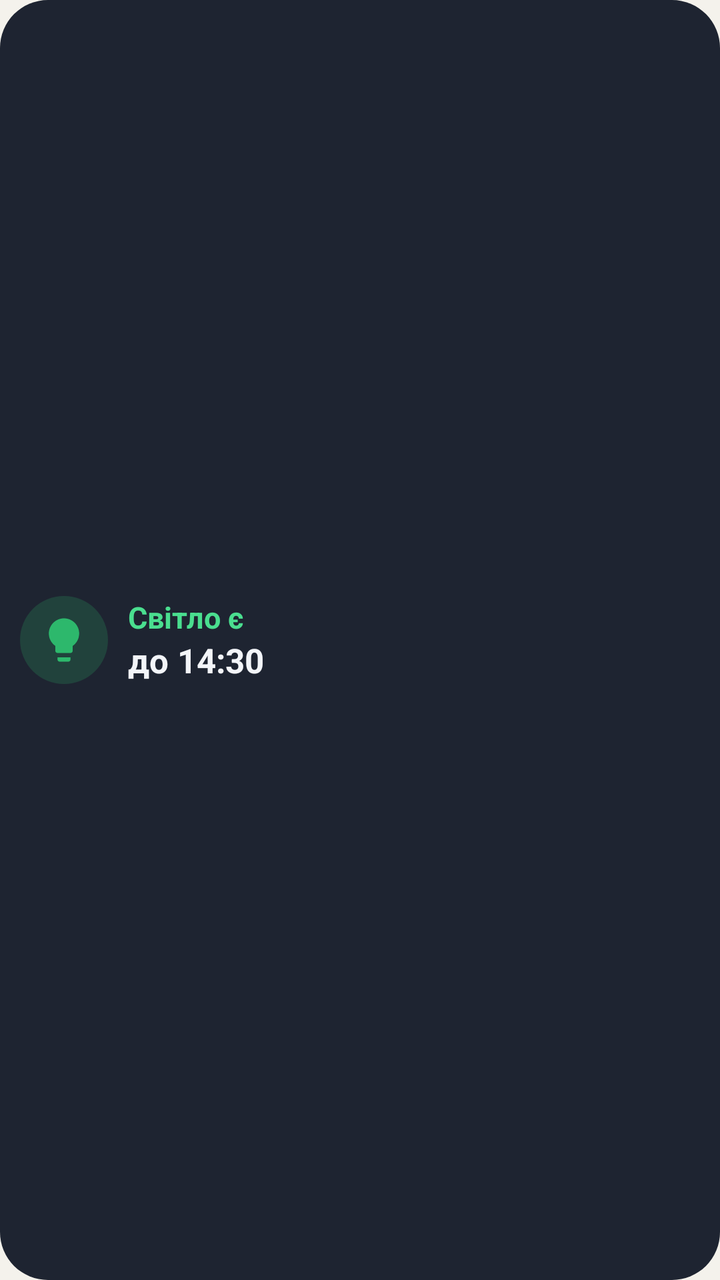
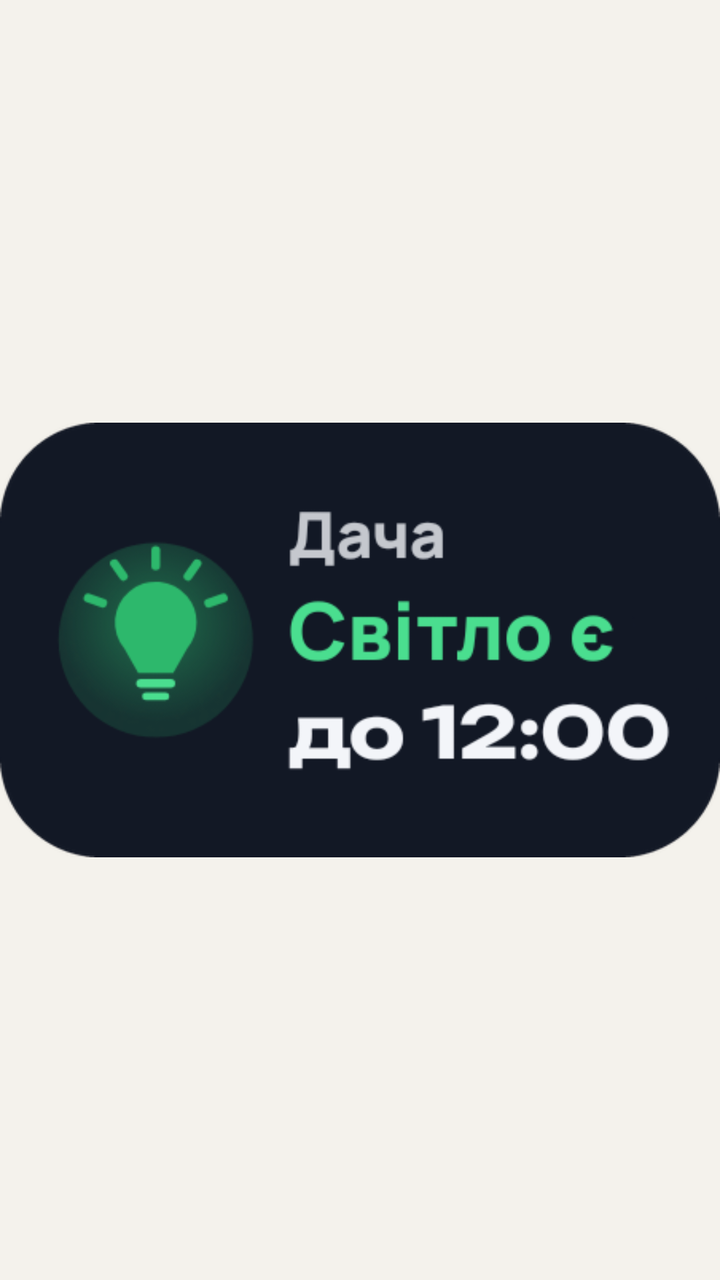

Before-and-after screenshots of an Android layout around one commit, followed by the original layout XML and the change that was made.
<!-- AndroidManifest.xml: application theme Theme.Svitlo -->
<!-- res/layout/widget_preview.xml -->
<?xml version="1.0" encoding="utf-8"?>
<LinearLayout xmlns:android="http://schemas.android.com/apk/res/android"
    android:layout_width="match_parent"
    android:layout_height="match_parent"
    android:background="@drawable/widget_preview"
    android:gravity="center_vertical"
    android:orientation="horizontal"
    android:padding="10dp">
    <ImageView
        android:layout_width="44dp"
        android:layout_height="44dp"
        android:background="@drawable/widget_preview_disc"
        android:importantForAccessibility="no"
        android:padding="9dp"
        android:src="@drawable/ic_bulb" />
    <LinearLayout
        android:layout_width="wrap_content"
        android:layout_height="wrap_content"
        android:layout_marginStart="10dp"
        android:orientation="vertical">
        <TextView
            android:layout_width="wrap_content"
            android:layout_height="wrap_content"
            android:text="Світло є"
            android:textColor="#FF4ADE8F"
            android:textSize="15sp"
            android:textStyle="bold" />
        <TextView
            android:layout_width="wrap_content"
            android:layout_height="wrap_content"
            android:text="до 14:30"
            android:textColor="#FFF3F5F9"
            android:textSize="17sp"
            android:textStyle="bold" />
    </LinearLayout>
</LinearLayout>
<!-- resources referenced by this layout -->
<resources>
  <!-- drawable ic_bulb (drawable) -->
  <?xml version="1.0" encoding="utf-8"?>
  <vector xmlns:android="http://schemas.android.com/apk/res/android"
      android:width="24dp" android:height="24dp" android:viewportWidth="24" android:viewportHeight="24">
      <path android:fillColor="#FF2DB86C"
          android:pathData="M9,21c0,0.55 0.45,1 1,1h4c0.55,0 1,-0.45 1,-1v-1L9,20v1zM12,2C8.14,2 5,5.14 5,9c0,2.38 1.19,4.47 3,5.74L8,17c0,0.55 0.45,1 1,1h6c0.55,0 1,-0.45 1,-1v-2.26c1.81,-1.27 3,-3.36 3,-5.74 0,-3.86 -3.14,-7 -7,-7z" />
  </vector>
  <!-- drawable widget_preview (drawable) -->
  <?xml version="1.0" encoding="utf-8"?>
  <shape xmlns:android="http://schemas.android.com/apk/res/android" android:shape="rectangle">
      <solid android:color="#F0121826" />
      <corners android:radius="24dp" />
  </shape>
  <!-- drawable widget_preview_disc (drawable) -->
  <?xml version="1.0" encoding="utf-8"?>
  <shape xmlns:android="http://schemas.android.com/apk/res/android" android:shape="oval">
      <solid android:color="#332DB86C" />
  </shape>
  <style name="Theme.Svitlo" parent="@android:style/Theme.DeviceDefault.Light.NoActionBar">
          <item name="android:windowBackground">#FFF4F2EC</item>
          <item name="android:colorAccent">#FFF5B000</item>
      </style>
</resources>

<!-- the commit's change to res/layout/widget_preview.xml (unified diff, before → after) -->
@@ -1,36 +1,7 @@
 <?xml version="1.0" encoding="utf-8"?>
-<LinearLayout xmlns:android="http://schemas.android.com/apk/res/android"
+<ImageView xmlns:android="http://schemas.android.com/apk/res/android"
     android:layout_width="match_parent"
     android:layout_height="match_parent"
-    android:background="@drawable/widget_preview"
-    android:gravity="center_vertical"
-    android:orientation="horizontal"
-    android:padding="10dp">
-    <ImageView
-        android:layout_width="44dp"
-        android:layout_height="44dp"
-        android:background="@drawable/widget_preview_disc"
-        android:importantForAccessibility="no"
-        android:padding="9dp"
-        android:src="@drawable/ic_bulb" />
-    <LinearLayout
-        android:layout_width="wrap_content"
-        android:layout_height="wrap_content"
-        android:layout_marginStart="10dp"
-        android:orientation="vertical">
-        <TextView
-            android:layout_width="wrap_content"
-            android:layout_height="wrap_content"
-            android:text="Світло є"
-            android:textColor="#FF4ADE8F"
-            android:textSize="15sp"
-            android:textStyle="bold" />
-        <TextView
-            android:layout_width="wrap_content"
-            android:layout_height="wrap_content"
-            android:text="до 14:30"
-            android:textColor="#FFF3F5F9"
-            android:textSize="17sp"
-            android:textStyle="bold" />
-    </LinearLayout>
-</LinearLayout>
+    android:importantForAccessibility="no"
+    android:scaleType="fitCenter"
+    android:src="@drawable/widget_preview_img" />
<!-- resource entries referenced after the edit -->
@@ -1,23 +1,6 @@
 <!-- resources referenced by this layout -->
 <resources>
-  <!-- drawable ic_bulb (drawable) -->
-  <?xml version="1.0" encoding="utf-8"?>
-  <vector xmlns:android="http://schemas.android.com/apk/res/android"
-      android:width="24dp" android:height="24dp" android:viewportWidth="24" android:viewportHeight="24">
-      <path android:fillColor="#FF2DB86C"
-          android:pathData="M9,21c0,0.55 0.45,1 1,1h4c0.55,0 1,-0.45 1,-1v-1L9,20v1zM12,2C8.14,2 5,5.14 5,9c0,2.38 1.19,4.47 3,5.74L8,17c0,0.55 0.45,1 1,1h6c0.55,0 1,-0.45 1,-1v-2.26c1.81,-1.27 3,-3.36 3,-5.74 0,-3.86 -3.14,-7 -7,-7z" />
-  </vector>
-  <!-- drawable widget_preview (drawable) -->
-  <?xml version="1.0" encoding="utf-8"?>
-  <shape xmlns:android="http://schemas.android.com/apk/res/android" android:shape="rectangle">
-      <solid android:color="#F0121826" />
-      <corners android:radius="24dp" />
-  </shape>
-  <!-- drawable widget_preview_disc (drawable) -->
-  <?xml version="1.0" encoding="utf-8"?>
-  <shape xmlns:android="http://schemas.android.com/apk/res/android" android:shape="oval">
-      <solid android:color="#332DB86C" />
-  </shape>
+  <!-- drawable widget_preview_img: png bitmap (drawable-nodpi, 29544 bytes) -->
   <style name="Theme.Svitlo" parent="@android:style/Theme.DeviceDefault.Light.NoActionBar">
           <item name="android:windowBackground">#FFF4F2EC</item>
           <item name="android:colorAccent">#FFF5B000</item>
